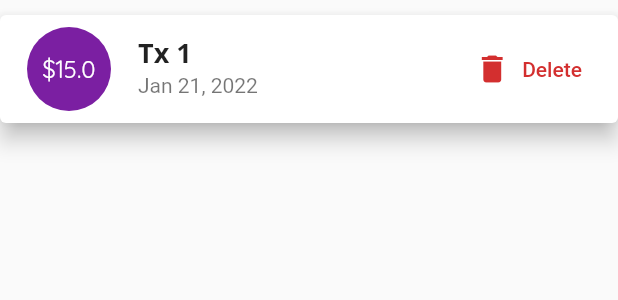
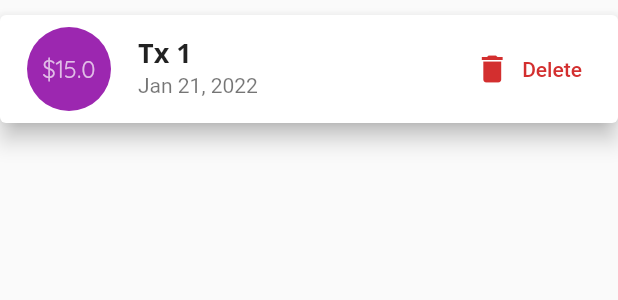
Before and after one commit to kheldar666/flutter-course, a Flutter app: the TransactionCard widget shown alone on an empty page, opened directly with sample values from the repository, after a tap on "Delete", on a phone screen of 412 x 824 dp. Shown: the top 300 px of the screen. Run offline on Flutter 3.47's test engine with Material 2 defaults, Android fonts, the phone set to English and light mode, and no system bars; our stand-ins replace animated_text_kit, audioplayers, cloud_firestore, firebase_auth, firebase_core, flutter_dotenv and 4 more; accounts and stored records are empty.

```diff
--- a/Expense Planner/expense_planner/lib/widgets/transaction_card.dart
+++ b/Expense Planner/expense_planner/lib/widgets/transaction_card.dart
@@ -1,12 +1,32 @@
+import 'dart:math';
+
 import 'package:expense_planner/models/transaction.dart';
 import 'package:flutter/material.dart';
 import 'package:intl/intl.dart';
 
-class TransactionCard extends StatelessWidget {
+class TransactionCard extends StatefulWidget {
   final Transaction tx;
   final Function(String id) onDelete;
   const TransactionCard(this.tx, {required this.onDelete, Key? key})
       : super(key: key);
+
+  @override
+  State<TransactionCard> createState() => _TransactionCardState();
+}
+
+class _TransactionCardState extends State<TransactionCard> {
+  late Color _bgColor;
+  @override
+  void initState() {
+    super.initState();
+    const _availableColors = [
+      Colors.purple,
+      Colors.black,
+      Colors.red,
+      Colors.blue
+    ];
+    _bgColor = _availableColors[Random().nextInt(_availableColors.length)];
+  }
 
   @override
   Widget build(BuildContext context) {
@@ -15,23 +35,24 @@ class TransactionCard extends StatelessWidget {
       elevation: 6,
       child: ListTile(
         leading: CircleAvatar(
+          backgroundColor: _bgColor,
           radius: 30,
           child: Padding(
             padding: const EdgeInsets.all(10.0),
-            child: FittedBox(child: Text('\$${tx.amount}')),
+            child: FittedBox(child: Text('\$${widget.tx.amount}')),
           ),
         ),
         title: Text(
-          tx.title,
+          widget.tx.title,
           style: Theme.of(context).textTheme.headline6,
         ),
-        subtitle: Text(DateFormat.yMMMd().format(tx.date)),
+        subtitle: Text(DateFormat.yMMMd().format(widget.tx.date)),
         trailing: MediaQuery.of(context).size.width > 360
             ? TextButton.icon(
                 icon: const Icon(Icons.delete),
                 label: const Text('Delete'),
                 onPressed: () {
-                  onDelete(tx.id);
+                  widget.onDelete(widget.tx.id);
                 },
                 style: TextButton.styleFrom(
                   primary: Theme.of(context).errorColor,
@@ -41,7 +62,7 @@ class TransactionCard extends StatelessWidget {
                 icon: const Icon(Icons.delete),
                 color: Theme.of(context).errorColor,
                 onPressed: () {
-                  onDelete(tx.id);
+                  widget.onDelete(widget.tx.id);
                 },
               ),
       ),
--- a/Expense Planner/expense_planner/lib/widgets/transaction_form.dart
+++ b/Expense Planner/expense_planner/lib/widgets/transaction_form.dart
@@ -24,7 +24,7 @@ class _TransactionFormState extends State<TransactionForm> {
 
   final _amountController = TextEditingController();
 
-  DateTime? _txDate;
+  DateTime _txDate = DateTime.now();
 
   _TransactionFormState() {
     if (kDebugMode) {
```
Also changed, not shown: Expense Planner/expense_planner/lib/widgets/transaction_list.dart (+10 -8 lines).
